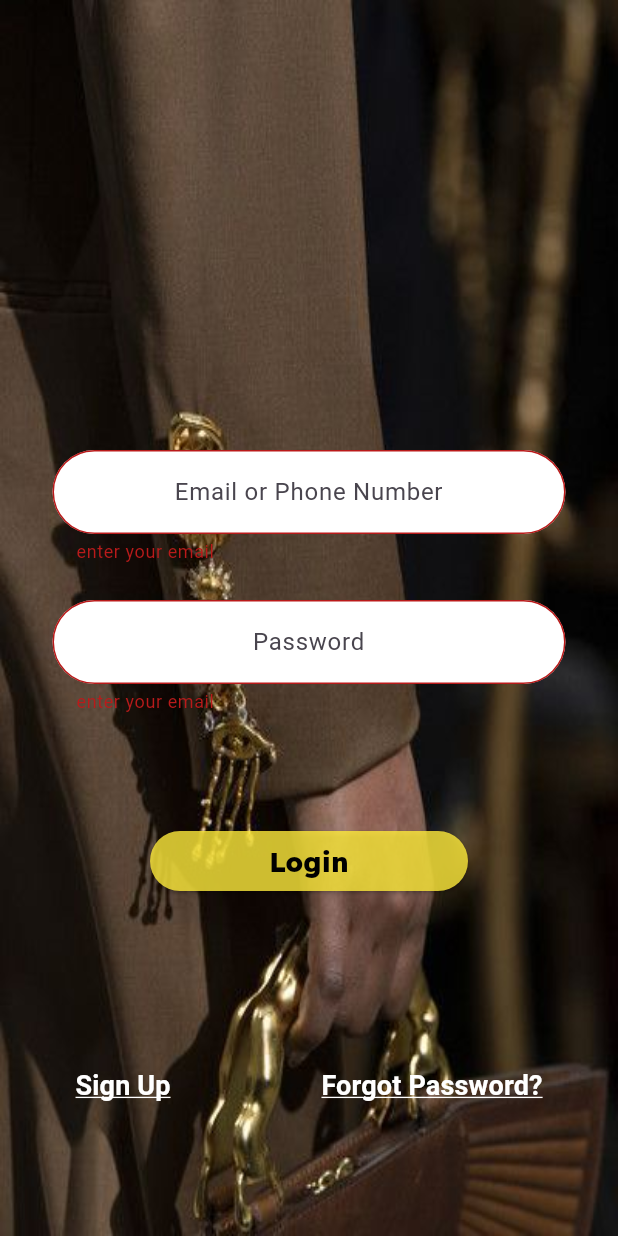
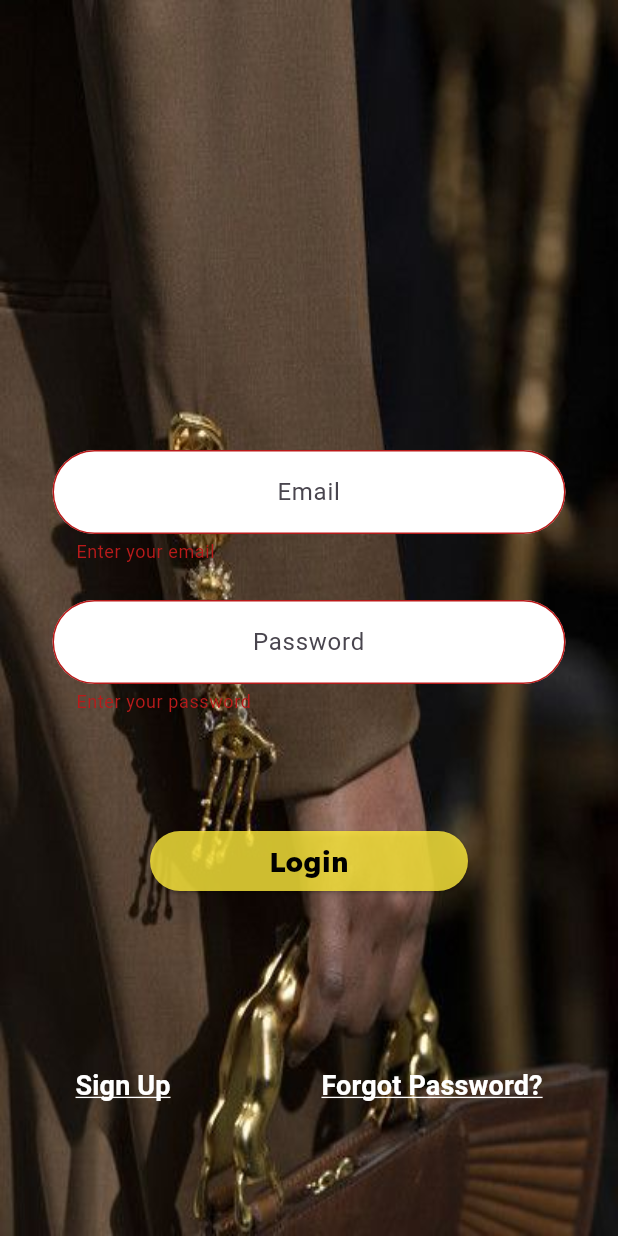
Before and after one commit to Udith-Madhav/Gold-Mart-App, a Flutter app: the UserLogin screen opened directly, after a tap on "Login", on a phone screen of 412 x 824 dp. Run offline on Flutter 3.47's test engine with Material 3 defaults, Android fonts, the phone set to English and light mode, and no system bars; our stand-ins replace cloud_firestore, email_validator, firebase_auth, firebase_core, firebase_storage, fluttertoast and 2 more; accounts and stored records are empty.

Commit message:
13/06/2024

```diff
--- a/lib/User/User Details.dart
+++ b/lib/User/User Details.dart
@@ -1,4 +1,4 @@
-// ignore_for_file: prefer_const_constructors, sized_box_for_whitespace, unnecessary_null_comparison, unused_import, unused_field, use_super_parameters, avoid_print
+// ignore_for_file: prefer_const_constructors, sized_box_for_whitespace, unnecessary_null_comparison, unused_import, unused_field, use_super_parameters, avoid_print, unnecessary_import
 
 import 'dart:async';
 import 'dart:io';
@@ -31,26 +31,17 @@ class _UdetailsState extends State<Udetails> {
   TextEditingController name = TextEditingController();
   TextEditingController number = TextEditingController();
   TextEditingController age = TextEditingController();
-  TextEditingController gender = TextEditingController();
   TextEditingController password = TextEditingController();
 
-  Future<void> userAdding() async{
-    if(_formKey.currentState!.validate() && image!=null){
-      // if (image == null) {
-      //   Fluttertoast.showToast(
-      //     msg: 'Please upload a valid ID proof',
-      //     toastLength: Toast.LENGTH_LONG,
-      //     gravity: ToastGravity.BOTTOM,
-      //     timeInSecForIosWeb: 1,
-      //     backgroundColor: Colors.red,
-      //     textColor: Colors.white,
-      //     fontSize: 16.0,
-      //   );
-      //   return;
-      // }
+  bool _isLoading = false; // Add this line
 
-      try{
+  Future<void> userAdding() async {
+    if (_formKey.currentState!.validate() && image != null) {
+      setState(() {
+        _isLoading = true; // Show the progress indicator
+      });
 
+      try {
         final ref = FirebaseStorage.instance
             .ref()
             .child('Photo_add')
@@ -58,29 +49,21 @@ class _UdetailsState extends State<Udetails> {
         await ref.putFile(image!);
         final imageurl = await ref.getDownloadURL();
 
-        UserCredential userCredential =
-          await FirebaseAuth.instance.createUserWithEmailAndPassword(
-            email: email.text,
-            password: password.text
-          );
+        UserCredential userCredential = await FirebaseAuth.instance
+            .createUserWithEmailAndPassword(
+                email: email.text, password: password.text);
 
         String uid = userCredential.user!.uid;
 
-          // Upload image to Firebase Storage
-          // String imageUrl = await uploadImage(uid);
-
-          await FirebaseFirestore.instance.collection('userRegister').doc(uid).set(
-           {
-             'uemail' : email.text,
-             'uname' : name.text,
-             'uphone' : number.text,
-             'uage' : age.text,
-             'ugender' : _categoryItem.toString().split('.').last,
-            //  'uimage' : imageUrl,
-             'upassword' : password.text,
-             'userID' : uid,
-           }
-          );
+        await FirebaseFirestore.instance.collection('userRegister').doc(uid).set({
+          'uemail': email.text,
+          'uname': name.text,
+          'uphone': number.text,
+          'uage': age.text,
+          'ugender': _categoryItem.toString().split('.').last,
+          'upassword': password.text,
+          'userID': uid,
+        });
 
         Fluttertoast.showToast(
           msg: 'User Registration Successfully Completed',
@@ -92,8 +75,9 @@ class _UdetailsState extends State<Udetails> {
           fontSize: 16.0,
         );
 
-            Navigator.push(context, MaterialPageRoute(builder: (context) => UserLogin()));
-      }on FirebaseAuthException catch(e){
+        Navigator.push(
+            context, MaterialPageRoute(builder: (context) => UserLogin()));
+      } on FirebaseAuthException catch (e) {
         print('Failed to register user: $e');
 
         String errorMessage = 'An error occurred';
@@ -110,8 +94,7 @@ class _UdetailsState extends State<Udetails> {
           textColor: Colors.black,
           fontSize: 16.0,
         );
-      }
-      catch(e){
+      } catch (e) {
         print('Unexpected error during registration:$e');
 
         Fluttertoast.showToast(
@@ -123,20 +106,13 @@ class _UdetailsState extends State<Udetails> {
           textColor: Colors.white,
           fontSize: 16.0,
         );
+      } finally {
+        setState(() {
+          _isLoading = false; // Hide the progress indicator
+        });
       }
     }
   }
-
-  // Future<String> uploadImage(String uid) async {
-  //   final storageRef = FirebaseStorage.instance.ref().child('user_images/$uid');
-  //   final uploadTask = storageRef.putFile(image!);
-  //   final snapshot = await uploadTask;
-  //   return await snapshot.ref.getDownloadURL();
-  // }
-
-  // Future<void> photoAdd() async{
-  //   if(image!=null){}
-  // }
 
   File? image;
   XFile? pick;
@@ -165,7 +141,6 @@ class _UdetailsState extends State<Udetails> {
                     child: Container(
                       width: screenWidth - 50,
                       height: screenHeight + 550,
-                      // decoration: BoxDecoration(border: Border.all()),
                       child: Column(
                         crossAxisAlignment: CrossAxisAlignment.start,
                         children: [
@@ -195,7 +170,7 @@ class _UdetailsState extends State<Udetails> {
                           TextFormField(
                             controller: email,
                             validator: (value) {
-                              if(value!.isEmpty){
+                              if (value!.isEmpty) {
                                 return 'cannot be empty';
                               }
                               return null;
@@ -209,7 +184,6 @@ class _UdetailsState extends State<Udetails> {
                                 hintText: 'Enter your email'),
                           ),
                           SizedBox(height: 25),
-
                           Text(
                             'What is your name?',
                             style: TextStyle(
@@ -221,7 +195,7 @@ class _UdetailsState extends State<Udetails> {
                           TextFormField(
                             controller: name,
                             validator: (value) {
-                              if(value!.isEmpty){
+                              if (value!.isEmpty) {
                                 return 'cannot be empty';
                               }
                               return null;
@@ -235,7 +209,6 @@ class _UdetailsState extends State<Udetails> {
                                 hintText: 'Enter your name'),
                           ),
                           SizedBox(height: 25),
-
                           Text(
                             'Your phone number?',
                             style: TextStyle(
@@ -247,7 +220,7 @@ class _UdetailsState extends State<Udetails> {
                           TextFormField(
                             controller: number,
                             validator: (value) {
-                              if(value!.isEmpty){
+                              if (value!.isEmpty) {
                                 return 'cannot be empty';
                               }
                               return null;
@@ -261,7 +234,6 @@ class _UdetailsState extends State<Udetails> {
                                 hintText: 'Enter your phone number'),
                           ),
                           SizedBox(height: 25),
-
                           Text(
                             'What is your age?',
                             style: TextStyle(
@@ -273,7 +245,7 @@ class _UdetailsState extends State<Udetails> {
                           TextFormField(
                             controller: age,
                             validator: (value) {
-                              if(value!.isEmpty){
+                              if (value!.isEmpty) {
                                 return 'cannot be empty';
                               }
                               return null;
@@ -375,10 +347,7 @@ class _UdetailsState extends State<Udetails> {
                                         )
                                       : Image.asset(
                                           'assets/downloading.png',
-
-                                        )
-
-                                  ),
+                                        )),
                               SizedBox(
                                 width: 20,
                               ),
@@ -409,9 +378,7 @@ class _UdetailsState extends State<Udetails> {
                               )
                             ],
                           ),
-
-                          SizedBox(height: 25,),
-
+                          SizedBox(height: 25),
                           Text(
                             'Enter a password?',
                             style: TextStyle(
@@ -423,7 +390,7 @@ class _UdetailsState extends State<Udetails> {
                           TextFormField(
                             controller: password,
                             validator: (value) {
-                              if(value!.isEmpty){
+                              if (value!.isEmpty) {
                                 return 'cannot be empty';
                               }
                               return null;
@@ -437,12 +404,13 @@ class _UdetailsState extends State<Udetails> {
                                 hintText: 'Password'),
                           ),
                           SizedBox(height: 25),
-
                           SizedBox(
                             height: 60,
                           ),
                           Center(
-                            child: ElevatedButton(
+                            child: _isLoading // Show CircularProgressIndicator if _isLoading is true
+                                ? CircularProgressIndicator()
+                                : ElevatedButton(
                                     style: ElevatedButton.styleFrom(
                                       backgroundColor: Color(0xFFFACD18),
                                     ),
--- a/lib/User/User Home Button.dart
+++ b/lib/User/User Home Button.dart
@@ -16,7 +16,8 @@ class _UhomebuttonState extends State<Uhomebutton> {
     double screenWidth = MediaQuery.of(context).size.width;
     double screenHeight = MediaQuery.of(context).size.height;
     return Scaffold(
-      body: Column(
+      body: SingleChildScrollView(
+        child: Column(
           children: [
             Stack(
               children: [
@@ -98,6 +99,7 @@ class _UhomebuttonState extends State<Uhomebutton> {
               ],
             ),
           ],
+        ),
       )
     );
   }
--- a/lib/User/uLogin.dart
+++ b/lib/User/uLogin.dart
@@ -1,16 +1,12 @@
-// ignore_for_file: prefer_const_constructors, prefer_final_fields, unused_field
+// ignore_for_file: prefer_final_fields, prefer_const_constructors, use_build_context_synchronously, avoid_print
 
 import 'package:cloud_firestore/cloud_firestore.dart';
 import 'package:email_validator/email_validator.dart';
-import 'package:flutter/cupertino.dart';
 import 'package:flutter/material.dart';
-import 'package:flutter/widgets.dart';
 import 'package:fluttertoast/fluttertoast.dart';
 import 'package:gold_mart/User/User%20Details.dart';
 import 'package:gold_mart/User/User%20Home%20Button.dart';
 import 'package:shared_preferences/shared_preferences.dart';
-
-
 
 class UserLogin extends StatefulWidget {
   const UserLogin({super.key});
@@ -20,14 +16,80 @@ class UserLogin extends StatefulWidget {
 }
 
 class _UserLoginState extends State<UserLogin> {
-
   final _formKey = GlobalKey<FormState>();
   TextEditingController _emailcontroller = TextEditingController();
   TextEditingController _passwordcontroller = TextEditingController();
+  bool _isLoading = false;
 
-  Future _saveStoreId(String storeid) async{
+  Future<void> userLoginWithEmail() async {
+    if (_formKey.currentState!.validate()) {
+      setState(() {
+        _isLoading = true;
+      });
+
+      String userEmail = _emailcontroller.text.trim();
+      String userPassword = _passwordcontroller.text.trim();
+
+      var querySnapshot = await FirebaseFirestore.instance
+          .collection('userRegister')
+          .where('uemail', isEqualTo: userEmail)
+          .limit(1)
+          .get();
+
+      setState(() {
+        _isLoading = false;
+      });
+
+      if (querySnapshot.docs.isNotEmpty) {
+        var userData = querySnapshot.docs.first.data();
+        var passwordFromDB = userData['upassword'];
+        if (passwordFromDB != null && passwordFromDB == userPassword) {
+          var userUid = userData['userId'];
+          if (userUid != null) {
             SharedPreferences pref = await SharedPreferences.getInstance();
-    await pref.setString('storeId', storeid);
+            await pref.setString('userID', userUid);
+          }
+          SharedPreferences pref = await SharedPreferences.getInstance();
+          String? uId = pref.getString('userId');
+          print('Shared Preference User ID : $uId');
+
+          Navigator.push(
+              context, MaterialPageRoute(builder: (context) => Uhomebutton()));
+
+          Fluttertoast.showToast(
+            msg: 'Successfully Logged in',
+            toastLength: Toast.LENGTH_LONG,
+            gravity: ToastGravity.BOTTOM,
+            timeInSecForIosWeb: 1,
+            backgroundColor: Colors.green,
+            textColor: Colors.white,
+            fontSize: 16.0,
+          );
+        } else {
+          print('Incorrect password');
+          Fluttertoast.showToast(
+            msg: 'Incorrect password',
+            toastLength: Toast.LENGTH_LONG,
+            gravity: ToastGravity.BOTTOM,
+            timeInSecForIosWeb: 1,
+            backgroundColor: Colors.red,
+            textColor: Colors.white,
+            fontSize: 16.0,
+          );
+        }
+      } else {
+        print('User not found');
+        Fluttertoast.showToast(
+          msg: 'User Not Found',
+          toastLength: Toast.LENGTH_LONG,
+          gravity: ToastGravity.BOTTOM,
+          timeInSecForIosWeb: 1,
+          backgroundColor: Colors.red,
+          textColor: Colors.white,
+          fontSize: 16.0,
+        );
+      }
+    }
   }
 
   @override
@@ -36,6 +98,8 @@ class _UserLoginState extends State<UserLogin> {
     double screenHeight = MediaQuery.of(context).size.height;
     return Scaffold(
       body: SingleChildScrollView(
+        child: Container(
+          height: screenHeight,
           child: Column(
             mainAxisAlignment: MainAxisAlignment.center,
             crossAxisAlignment: CrossAxisAlignment.center,
@@ -47,145 +111,95 @@ class _UserLoginState extends State<UserLogin> {
                     Container(
                       width: screenWidth,
                       height: screenHeight,
-                    child: Image.asset('assets/main.jpeg',fit: BoxFit.fill,),
+                      child: Image.asset('assets/main.jpeg', fit: BoxFit.fill),
                     ),
-
                     Padding(
                       padding: const EdgeInsets.only(top: 300),
                       child: Center(
                         child: SizedBox(
-                        width: screenWidth-70,
+                          width: screenWidth - 70,
                           child: TextFormField(
                             controller: _emailcontroller,
                             validator: (value) {
-                            if(value!.isEmpty){
-                              return 'enter your email';
+                              if (value!.isEmpty) {
+                                return 'Enter your email';
+                              } else if (!EmailValidator.validate(value)) {
+                                return 'Enter a valid email';
                               }
                               return null;
                             },
                             textAlign: TextAlign.center,
                             decoration: InputDecoration(
                               border: OutlineInputBorder(
-                              borderRadius: BorderRadius.circular(40)
+                                borderRadius: BorderRadius.circular(40),
                               ),
                               fillColor: Colors.white,
                               filled: true,
-                            hintText: 'Email or Phone Number'
+                              hintText: 'Email',
                             ),
                           ),
-                      )
                         ),
                       ),
-
+                    ),
                     Padding(
                       padding: const EdgeInsets.only(top: 400),
                       child: Center(
                         child: SizedBox(
-                        width: screenWidth-70,
+                          width: screenWidth - 70,
                           child: TextFormField(
                             controller: _passwordcontroller,
+                            obscureText: true,
                             validator: (value) {
-                            if(value!.isEmpty){
-                              return 'enter your email';
+                              if (value!.isEmpty) {
+                                return 'Enter your password';
                               }
                               return null;
                             },
                             textAlign: TextAlign.center,
                             decoration: InputDecoration(
                               border: OutlineInputBorder(
-                              borderRadius: BorderRadius.circular(40)
+                                borderRadius: BorderRadius.circular(40),
                               ),
                               fillColor: Colors.white,
                               filled: true,
-                            hintText: 'Password'
+                              hintText: 'Password',
                             ),
                           ),
-                      )
                         ),
                       ),
-
+                    ),
                     Padding(
                       padding: const EdgeInsets.only(top: 550),
                       child: Center(
                         child: SizedBox(
-                        width: screenWidth-200,
+                          width: screenWidth - 200,
                           child: ElevatedButton(
                             style: ElevatedButton.styleFrom(
                               backgroundColor: Colors.yellow.withOpacity(.80),
-                            foregroundColor: Colors.black
+                              foregroundColor: Colors.black,
                             ),
-                          onPressed: () async{
-
-                            if(_formKey.currentState!.validate()){
-                              String email = _emailcontroller.text.trim();
-                              String password = _passwordcontroller.text.trim();
-
-                              var querySnapshot = await FirebaseFirestore.instance
-                              .collection('userRegister')
-                              .where('email', isEqualTo: email)
-                              .limit(1)
-                              .get();
-
-                              if(querySnapshot.docs.isNotEmpty){
-                                var userData = querySnapshot.docs.first.data();
-                                var passwordFromDB = userData['password'] as String?;
-                                if(passwordFromDB != null && passwordFromDB == password){
-                                  var storeId = userData['storeId'] as String?;
-                                  if(storeId != null){
-                                    await _saveStoreId(storeId);
-                                  }
-                                  Navigator.push(context, MaterialPageRoute(builder: (context) => Uhomebutton()));
-
-                                  Fluttertoast.showToast(
-                                    msg: 'Succesfully loggined',
-                                    toastLength: Toast.LENGTH_LONG,
-                                    gravity: ToastGravity.BOTTOM,
-                                    timeInSecForIosWeb: 1,
-                                    backgroundColor: Colors.yellow,
-                                    textColor: Colors.black,
-                                    fontSize: 16.0,
-                                  );
-                                }else{
-                                    print('incorrect password');
-                                    Fluttertoast.showToast(
-                                      msg: 'Incorrect Password',
-                                      toastLength: Toast.LENGTH_LONG,
-                                      gravity: ToastGravity.BOTTOM,
-                                      timeInSecForIosWeb: 1,
-                                      backgroundColor: Colors.red,
-                                      textColor: Colors.white,
-                                      fontSize: 16.0,
-                                    );
-                                  }
-                              }
-                              else{
-                                    print('User not Fount');
-                                    Fluttertoast.showToast(
-                                      msg: 'User Not Found',
-                                      toastLength: Toast.LENGTH_LONG,
-                                      gravity: ToastGravity.BOTTOM,
-                                      timeInSecForIosWeb: 1,
-                                      backgroundColor: Colors.red,
-                                      textColor: Colors.white,
-                                      fontSize: 16.0,
-                                    );
-                                  }
-                            }
-
+                            onPressed: () async {
+                              userLoginWithEmail();
+                              _emailcontroller.clear();
+                              _passwordcontroller.clear();
                             },
-                          child: Text('Login',
+                            child: _isLoading
+                                ? CircularProgressIndicator(
+                                    color: Colors.black,
+                                  )
+                                : Text(
+                                    'Login',
                                     style: TextStyle(
                                       color: Colors.black,
                                       fontFamily: 'Lexend',
                                       fontSize: 18,
-                                  fontWeight: FontWeight.w800
-                                ),
-                          )
+                                      fontWeight: FontWeight.w800,
                                     ),
                                   ),
                           ),
                         ),
-
+                      ),
+                    ),
                     Padding(
                       padding: const EdgeInsets.only(top: 700.0),
                       child: Center(
@@ -193,39 +207,42 @@ class _UserLoginState extends State<UserLogin> {
                           mainAxisAlignment: MainAxisAlignment.spaceAround,
                           children: [
                             TextButton(
-
                               onPressed: () {
                                 Navigator.push(context, MaterialPageRoute(builder: (context) => Udetails()));
                               },
-                            child: Text('Sign Up',
+                              child: Text(
+                                'Sign Up',
                                 style: TextStyle(
                                   color: Colors.white,
                                   fontSize: 18,
                                   fontWeight: FontWeight.bold,
                                   decoration: TextDecoration.underline,
-                              decorationColor: Colors.white
-                            ),)
+                                  decorationColor: Colors.white,
                                 ),
-
+                              ),
+                            ),
                             TextButton(
                               onPressed: () {},
-                            child: Text('Forgot Password?',
+                              child: Text(
+                                'Forgot Password?',
                                 style: TextStyle(
                                   color: Colors.white,
                                   fontSize: 18,
                                   fontWeight: FontWeight.bold,
                                   decoration: TextDecoration.underline,
-                              decorationColor: Colors.white
-                            ),)
+                                  decorationColor: Colors.white,
+                                ),
+                              ),
                             ),
                           ],
                         ),
                       ),
-                  )
+                    ),
                   ],
                 ),
-            )
+              ),
             ],
+          ),
         ),
       ),
     );
```
Lines whose indentation alone changed are shown as unchanged.
